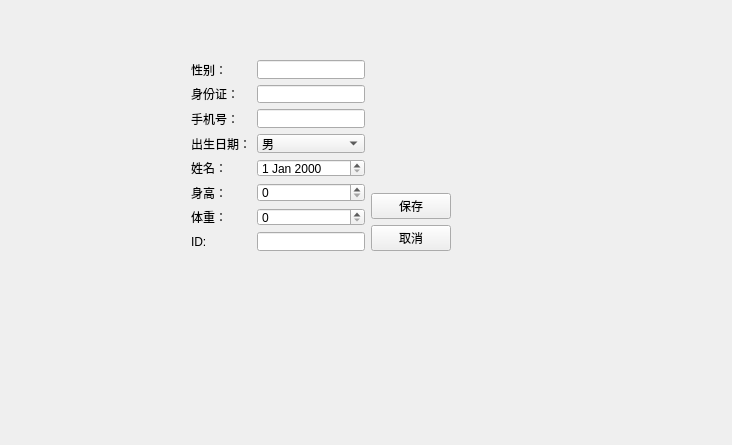
Old version of the form patienteditview.ui in the repository zhuguotiao/Lab3.
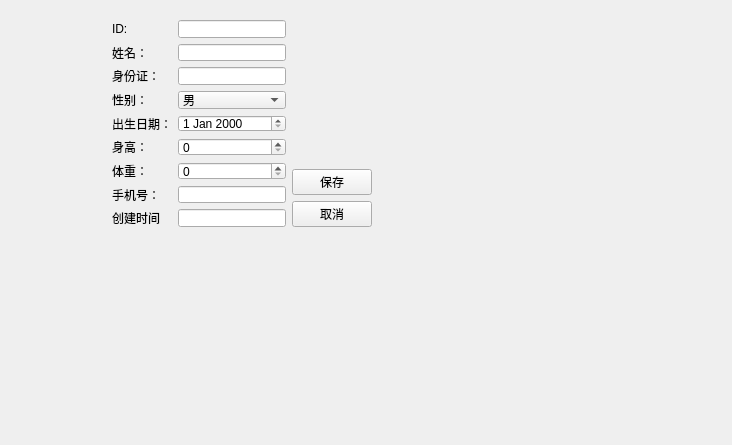
New version of the form.

The edit to the form file:
```diff
--- a/patienteditview.ui
+++ b/patienteditview.ui
@@ -16,13 +16,13 @@
   <widget class="QWidget" name="">
    <property name="geometry">
     <rect>
-     <x>130</x>
-     <y>60</y>
+     <x>51</x>
+     <y>20</y>
      <width>381</width>
-     <height>191</height>
+     <height>207</height>
     </rect>
    </property>
-   <layout class="QHBoxLayout" name="horizontalLayout_2">
+   <layout class="QHBoxLayout" name="horizontalLayout">
     <item>
      <spacer name="horizontalSpacer">
       <property name="orientation">
@@ -36,35 +36,32 @@
       </property>
      </spacer>
     </item>
-    <item>
-     <layout class="QHBoxLayout" name="horizontalLayout"/>
-    </item>
     <item>
      <layout class="QFormLayout" name="formLayout">
       <item row="0" column="0">
-       <widget class="QLabel" name="label_4">
+       <widget class="QLabel" name="label">
         <property name="text">
-         <string>性别：</string>
+         <string>ID:</string>
         </property>
        </widget>
       </item>
-      <item row="0" column="1">
-       <widget class="QLineEdit" name="lineEdit"/>
-      </item>
       <item row="1" column="0">
-       <widget class="QLabel" name="label_3">
+       <widget class="QLabel" name="label_2">
         <property name="text">
-         <string>身份证：</string>
+         <string>姓名：</string>
         </property>
        </widget>
       </item>
+      <item row="0" column="1">
+       <widget class="QLineEdit" name="dbEditID"/>
+      </item>
       <item row="1" column="1">
        <widget class="QLineEdit" name="lineEdit_2"/>
       </item>
       <item row="2" column="0">
-       <widget class="QLabel" name="label_8">
+       <widget class="QLabel" name="label_3">
         <property name="text">
-         <string>手机号：</string>
+         <string>身份证：</string>
         </property>
        </widget>
       </item>
@@ -72,9 +69,9 @@
        <widget class="QLineEdit" name="lineEdit_3"/>
       </item>
       <item row="3" column="0">
-       <widget class="QLabel" name="label_5">
+       <widget class="QLabel" name="label_4">
         <property name="text">
-         <string>出生日期：</string>
+         <string>性别：</string>
         </property>
        </widget>
       </item>
@@ -93,9 +90,9 @@
        </widget>
       </item>
       <item row="4" column="0">
-       <widget class="QLabel" name="label_2">
+       <widget class="QLabel" name="label_5">
         <property name="text">
-         <string>姓名：</string>
+         <string>出生日期：</string>
         </property>
        </widget>
       </item>
@@ -123,19 +120,29 @@
        <widget class="QSpinBox" name="spinBox_2"/>
       </item>
       <item row="7" column="0">
-       <widget class="QLabel" name="label">
+       <widget class="QLabel" name="label_8">
         <property name="text">
-         <string>ID:</string>
+         <string>手机号：</string>
         </property>
        </widget>
       </item>
       <item row="7" column="1">
-       <widget class="QLineEdit" name="lineEdit_4"/>
+       <widget class="QLineEdit" name="dbEditMobile"/>
+      </item>
+      <item row="8" column="0">
+       <widget class="QLabel" name="label_9">
+        <property name="text">
+         <string>创建时间</string>
+        </property>
+       </widget>
+      </item>
+      <item row="8" column="1">
+       <widget class="QLineEdit" name="dbCreatedTimeStamp"/>
       </item>
      </layout>
     </item>
     <item>
-     <layout class="QVBoxLayout" name="verticalLayout_3">
+     <layout class="QVBoxLayout" name="verticalLayout">
       <item>
        <spacer name="verticalSpacer">
         <property name="orientation">
```
Left out of the diff: 12 changed lines with no effect on the pictures.
